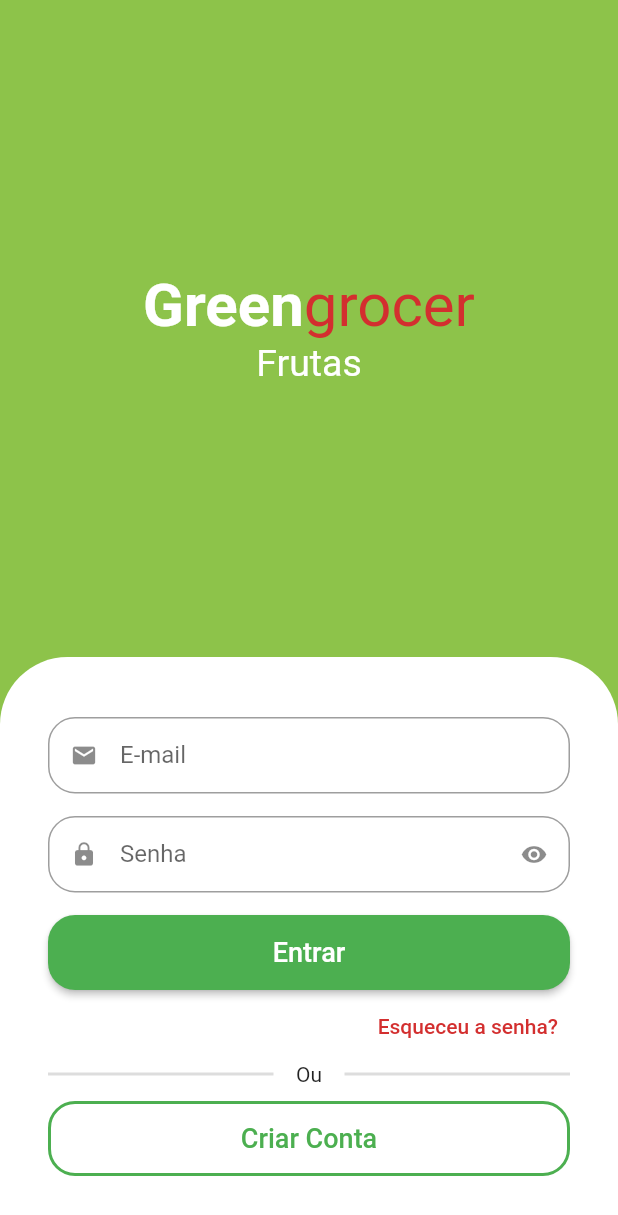
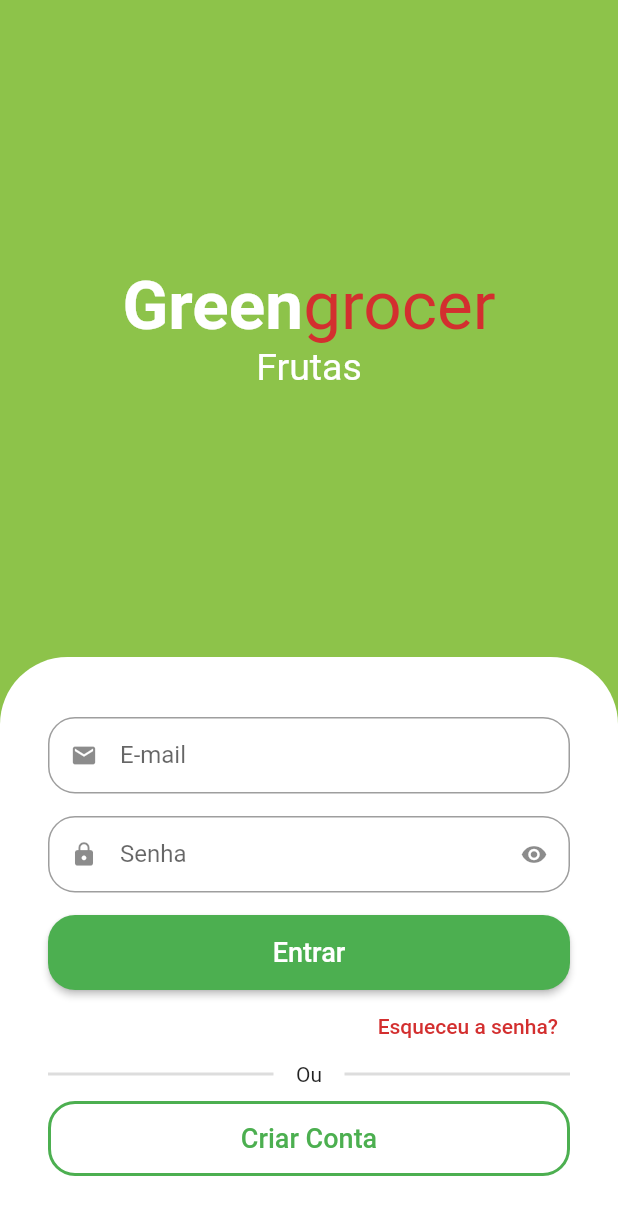
Before and after one commit to nicolaspaxao/green-grocer-course, a Flutter app: the screen it shows after launch, on a phone screen of 412 x 824 dp. Shown: the top 1215 px of the screen. Run offline on Flutter 3.47's test engine with Material 2 defaults, Android fonts, the light colour scheme and no system bars; drawn by our look-alikes of animated_text_kit; our stand-ins replace fluttertoast, mask_text_input_formatter, qr_flutter, shimmer; missing offline and left inert: add_to_cart_animation.

Commit message:
Adicionando features com melhorias no app

```diff
--- a/lib/main.dart
+++ b/lib/main.dart
@@ -1,5 +1,5 @@
 import 'package:flutter/material.dart';
-import 'package:quitanda_com_getx/src/pages/auth/sign_in_screen.dart';
+import 'package:quitanda_com_getx/src/pages/splash/splash_screen.dart';
 
 void main() {
   runApp(const MyApp());
@@ -15,8 +15,8 @@ class MyApp extends StatelessWidget {
         primarySwatch: Colors.green,
         scaffoldBackgroundColor: Colors.white.withAlpha(190),
       ),
-      title: 'Green Grocer',
-      home: const SignInScreen(),
+      title: 'Greengrocer',
+      home: const SplashScreen(),
     );
   }
 }
--- a/lib/src/pages/auth/sign_in_screen.dart
+++ b/lib/src/pages/auth/sign_in_screen.dart
@@ -2,6 +2,7 @@ import 'package:animated_text_kit/animated_text_kit.dart';
 import 'package:flutter/material.dart';
 import 'package:quitanda_com_getx/src/pages/auth/sign_up_screen.dart';
 import 'package:quitanda_com_getx/src/pages/base/base_screen.dart';
+import 'package:quitanda_com_getx/src/pages/common/app_name_widget.dart';
 import 'package:quitanda_com_getx/src/pages/common/custom_text_field.dart';
 import 'package:quitanda_com_getx/src/config/colors.dart';
 
@@ -21,26 +22,11 @@ class SignInScreen extends StatelessWidget {
                 child: Column(
                   mainAxisAlignment: MainAxisAlignment.center,
                   children: [
-                    Text.rich(
-                      TextSpan(
-                        style: const TextStyle(
-                          fontSize: 40,
-                        ),
-                        children: [
-                          const TextSpan(
-                            text: 'Green',
-                            style: TextStyle(
-                              color: Colors.white,
-                              fontWeight: FontWeight.bold,
-                            ),
-                          ),
-                          TextSpan(
-                            text: 'grocer',
-                            style: TextStyle(
-                              color: customConstrastColor,
-                            ),
-                          ),
-                        ],
+                    const Hero(
+                      tag: 'app_name',
+                      child: AppNameWidget(
+                        titleSize: 45,
+                        greenTitleColor: Colors.white,
                       ),
                     ),
                     SizedBox(
--- a/lib/src/pages/base/base_screen.dart
+++ b/lib/src/pages/base/base_screen.dart
@@ -37,7 +37,8 @@ class _BaseScreenState extends State<BaseScreen> {
         onTap: (index) {
           setState(() {
             currentIndex = index;
-            pageController.jumpToPage(index);
+            pageController.animateToPage(index,
+                duration:const Duration(milliseconds: 500), curve: Curves.easeInOut);
           });
         },
         items: const [
--- a/lib/src/pages/cart/cart_tab.dart
+++ b/lib/src/pages/cart/cart_tab.dart
@@ -17,6 +17,8 @@ class _CartTabState extends State<CartTab> {
   void removeItemFromCart(CartItemModel cartItem) {
     setState(() {
       app_data.cartItems.remove(cartItem);
+      UtilServices.showToast(
+          title: '${cartItem.item!.itemName} removido(a) do carrinho');
     });
   }
 
@@ -103,6 +105,8 @@ class _CartTabState extends State<CartTab> {
                             );
                           },
                         );
+                      } else {
+                        UtilServices.showToast(title: 'Pedido não confirmado', isError: true);
                       }
                     },
                     child: const Text(
--- /dev/null
+++ b/lib/src/pages/common/app_name_widget.dart
@@ -0,0 +1,41 @@
+// ignore_for_file: public_member_api_docs, sort_constructors_first
+import 'package:flutter/material.dart';
+
+import '../../config/colors.dart';
+
+class AppNameWidget extends StatelessWidget {
+  const AppNameWidget({
+    Key? key,
+    this.greenTitleColor,
+     this.titleSize = 30,
+  }) : super(key: key);
+
+  final Color? greenTitleColor;
+  final double? titleSize;
+
+  @override
+  Widget build(BuildContext context) {
+    return Text.rich(
+      TextSpan(
+        style: TextStyle(
+          fontSize: titleSize,
+        ),
+        children: [
+          TextSpan(
+            text: 'Green',
+            style: TextStyle(
+              color: greenTitleColor ?? customSwatchColor,
+              fontWeight: FontWeight.bold,
+            ),
+          ),
+          TextSpan(
+            text: 'grocer',
+            style: TextStyle(
+              color: customConstrastColor,
+            ),
+          ),
+        ],
+      ),
+    );
+  }
+}
```
Also changed, not shown: lib/src/pages/common/custom_shimmer.dart (added, +40 -0 lines), lib/src/pages/home/components/category_tile.dart (+11 -8 lines), lib/src/pages/home/components/item_tile.dart (+48 -22 lines), lib/src/pages/home/home_tab.dart (+55 -27 lines), lib/src/pages/splash/splash_screen.dart (added, +55 -0 lines), lib/src/services/utils_services.dart (+14 -0 lines), pubspec.yaml (+9 -60 lines), assets/app_icon.png (added), pubspec.lock, 26 other files.
